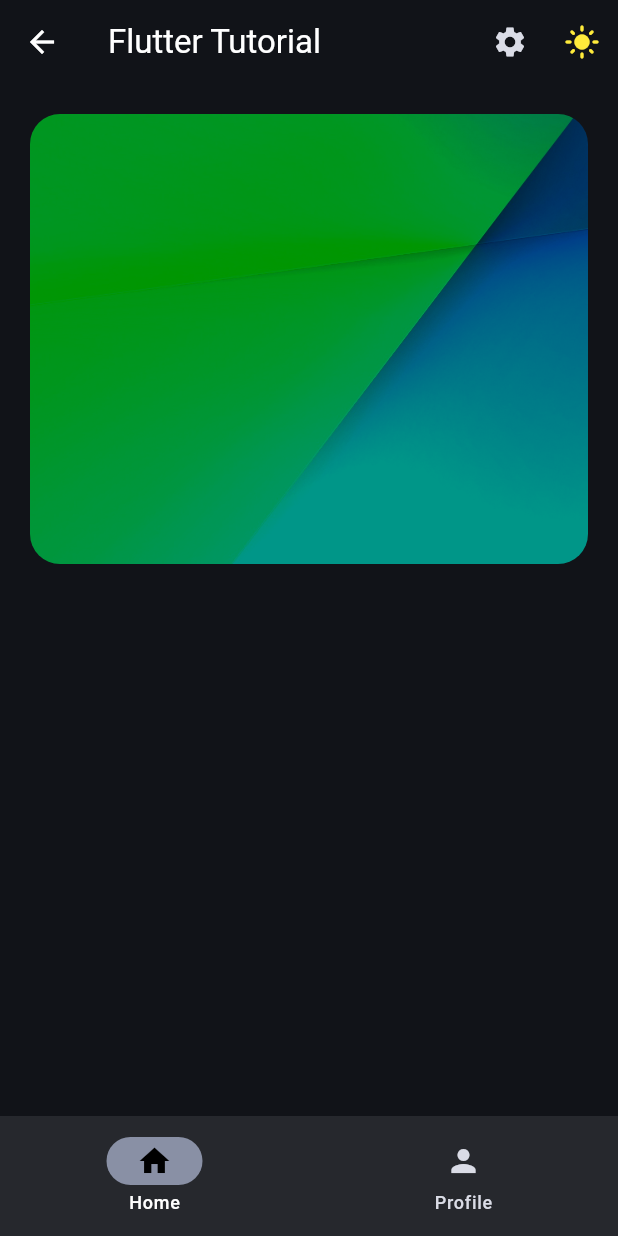
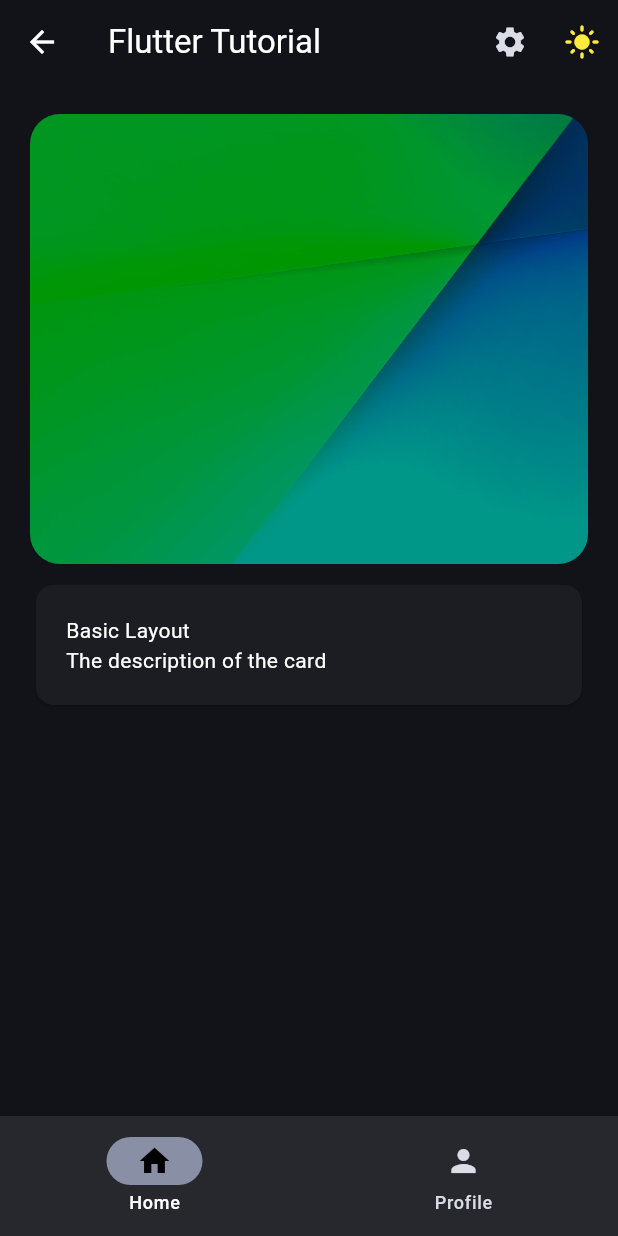
Before and after one commit to ijanzz5621/flutter-tutorial-flutterapp01, a Flutter app: the WidgetTree screen opened directly, on a phone screen of 412 x 824 dp. Run offline on Flutter 3.47's test engine with Material 3 defaults, Android fonts, the phone set to English and light mode, and no system bars.

Commit message:
Updated - Learn Card and Text

```diff
--- a/lib/views/pages/home_page.dart
+++ b/lib/views/pages/home_page.dart
@@ -8,7 +8,27 @@ class HomePage extends StatelessWidget {
   Widget build(BuildContext context) {
     return Padding(
       padding: const EdgeInsets.all(20.0),
-      child: Column(children: [HeroWidget()]),
+      child: Column(
+        children: [
+          HeroWidget(),
+          Container(
+            width: double.infinity,
+            padding: EdgeInsets.symmetric(vertical: 10.0),
+            child: Card(
+              child: Padding(
+                padding: EdgeInsets.all(20.0),
+                child: Column(
+                  crossAxisAlignment: CrossAxisAlignment.start,
+                  children: [
+                    Text('Basic Layout'),
+                    Text('The description of the card'),
+                  ],
+                ),
+              ),
+            ),
+          ),
+        ],
+      ),
     );
   }
 }
```
Also changed, not shown: 1 other file.
